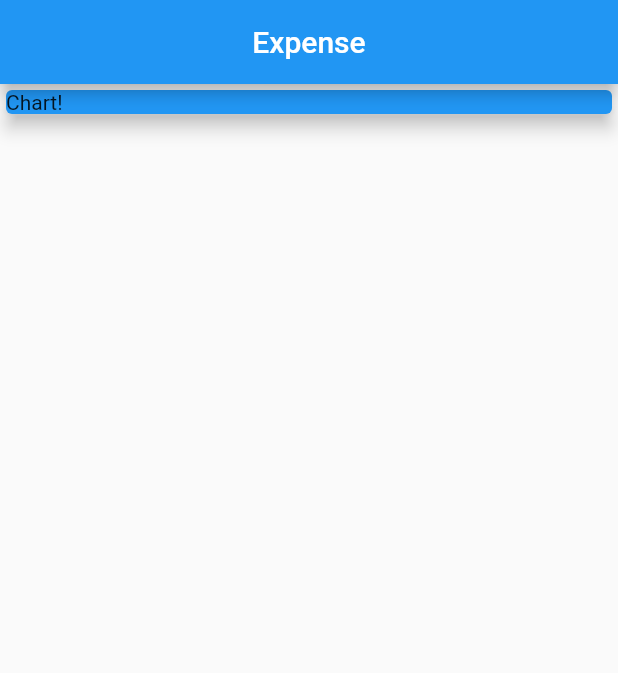
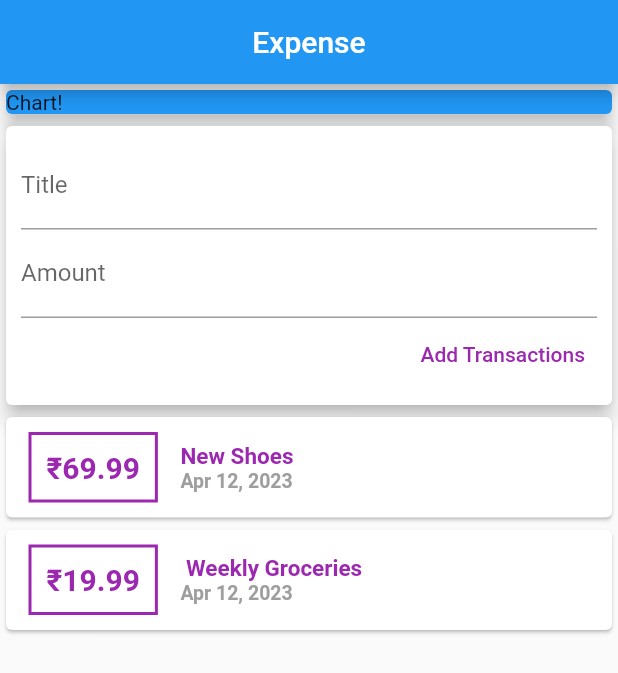
Before and after one commit to RaazKetan/Expense_Tracker, a Flutter app: the screen it shows after launch, on a phone screen of 412 x 824 dp. Shown: the top 673 px of the screen. Run offline on Flutter 3.47's test engine with Material 2 defaults, Android fonts, the phone set to English and light mode, and no system bars.

Commit message:
addition of new transaction when pressed on add transaction fixed the bug of user_transaction.dart where parsing is replaced with tryParse

```diff
--- a/lib/main.dart
+++ b/lib/main.dart
@@ -1,4 +1,4 @@
-
+import './widgets/user_transaction.dart';
 import 'package:flutter/material.dart';
 
 
@@ -29,7 +29,8 @@ class MyHomePage extends StatelessWidget {
           child: Text('Expense'),
         ),
       ),
-      body: Column(
+      body: SingleChildScrollView(
+        child: Column(
           // mainAxisAlignment: MainAxisAlignment.spaceAround,
           crossAxisAlignment: CrossAxisAlignment.stretch,
           children: <Widget>[
@@ -41,7 +42,9 @@ class MyHomePage extends StatelessWidget {
                 child: Text('Chart!'),
               ),
             ),
+            UserTransactions(),
           ],
+        ),
       ),
     );
   }
--- a/lib/widgets/new_transaction.dart
+++ b/lib/widgets/new_transaction.dart
@@ -3,8 +3,10 @@ class NewTransaction extends StatelessWidget {
   // const NewTransaction({Key? key}) : super(key: key);
 // String? titleInput;
 // String? amountInput;
+final Function addTx;
   final titleController = TextEditingController();
   final amountController = TextEditingController();
+NewTransaction(this.addTx);
   @override
   Widget build(BuildContext context) {
     return Card(
@@ -29,10 +31,9 @@ class NewTransaction extends StatelessWidget {
               // }
             ),
             TextButton(
-              onPressed:() {
-                // print(titleInput);
-                // print(amountInput);
-              },
+              onPressed:()=>addTx(
+                  titleController.text,
+                  amountController.text),
               style: ButtonStyle(
                   foregroundColor:MaterialStatePropertyAll(Colors.purple)
               ),
@@ -41,6 +42,6 @@ class NewTransaction extends StatelessWidget {
           ],
         ),
       ),
-    ),;
+    );
   }
 }
--- a/lib/widgets/transaction_list.dart
+++ b/lib/widgets/transaction_list.dart
@@ -5,11 +5,12 @@ import 'package:intl/intl.dart';
 class TransactionList extends StatelessWidget {
   // const TransactionList({Key? key}) : super(key: key);
 
-
+final List<Transaction>transactions;
+TransactionList(this.transactions);
 
   @override
   Widget build(BuildContext context) {
-    return  Column(children: _userTransaction.map((tx) {
+    return  Column(children: transactions.map((tx) {
       return Card(
         child: Row(children: <Widget>[
           Container(
--- a/lib/widgets/user_transaction.dart
+++ b/lib/widgets/user_transaction.dart
@@ -23,12 +23,33 @@ class _UserTransactionsState extends State<UserTransactions> {
       amount: 19.99,
       date: DateTime.now(),
     ),];
+
+  void _addNewTransaction(String txTitle, String txAmount)
+  {
+
+
+    final amount = double.tryParse(txAmount);
+    if (amount == null) {
+      print('Invalid amount: $txAmount');
+      return;
+    }
+    final newTx = Transaction(
+        title: txTitle,
+        amount: amount,
+        date: DateTime.now(),
+        id: DateTime.now().toString()
+    );
+    setState(() {
+      _userTransaction.add(newTx);
+    });
+
+  }
   @override
   Widget build(BuildContext context) {
     return Column(
       children: <Widget>[
-        NewTransaction(),
-        TransactionList(),
+        NewTransaction(_addNewTransaction),
+        TransactionList(_userTransaction),
       ],
     );
   }
```
Lines whose indentation alone changed are shown as unchanged.
